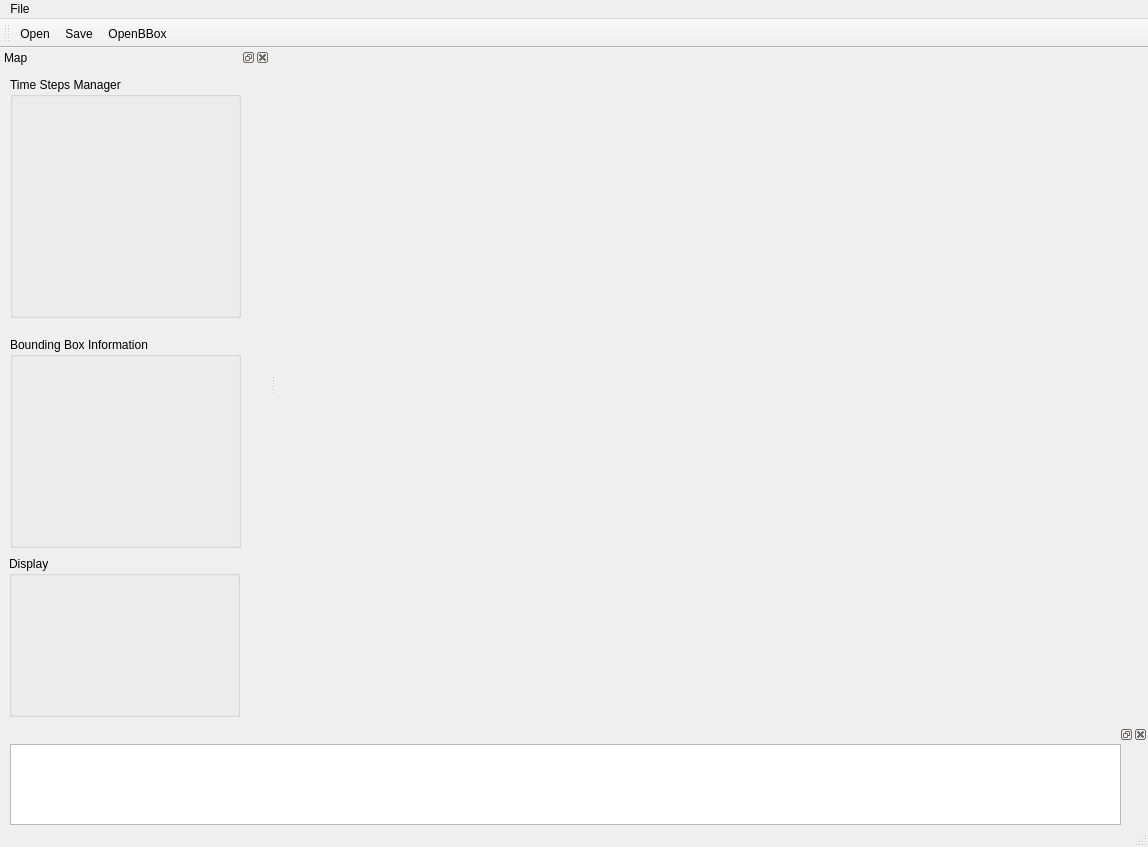
Qt form MainWindow.ui (MatthieuZins/BoundingBoxMe) before a commit.
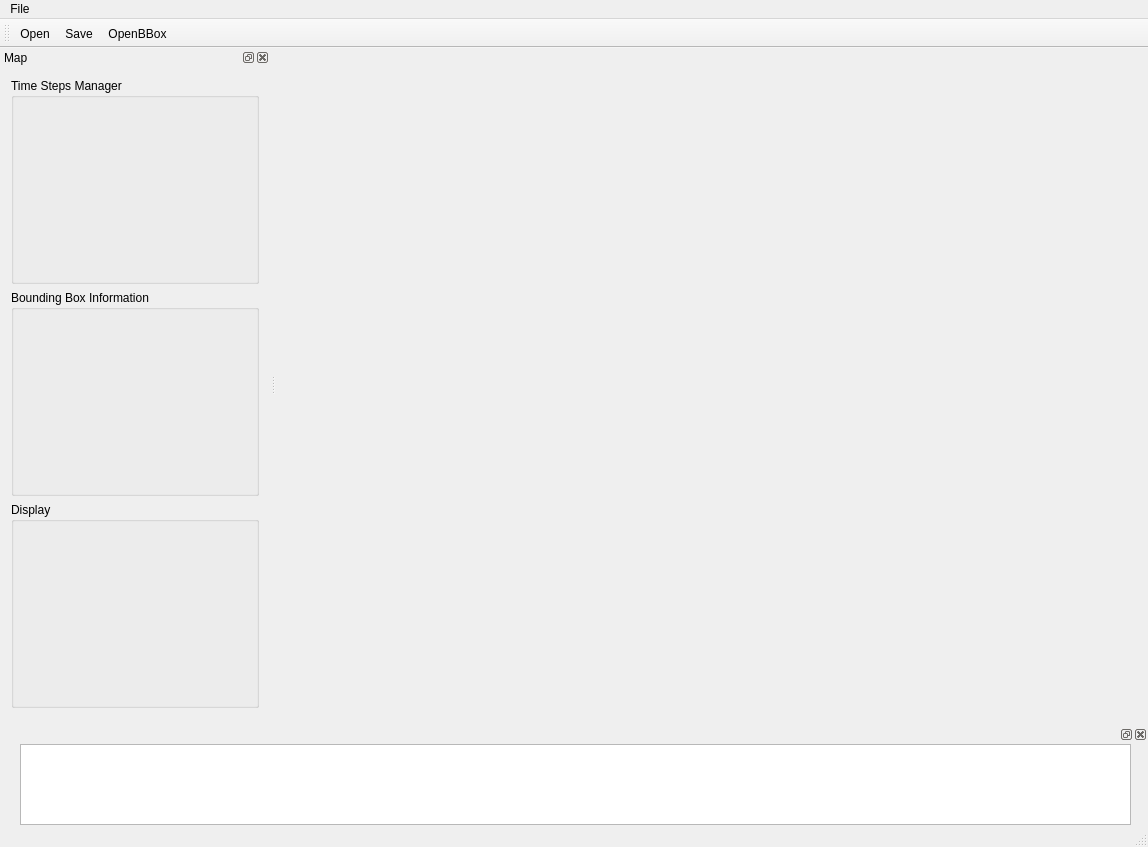
The same form after that commit. Icons and pictures are not drawn. Custom widgets are drawn as their Qt base class.

Patch:
```diff
--- a/MainWindow.ui
+++ b/MainWindow.ui
@@ -72,15 +72,9 @@
       <height>0</height>
      </size>
     </property>
+    <layout class="QVBoxLayout" name="verticalLayout">
+     <item>
     <widget class="timeStepsManager_ui" name="groupBox_TimeSteps_Manager">
-     <property name="geometry">
-      <rect>
-       <x>10</x>
-       <y>10</y>
-       <width>231</width>
-       <height>241</height>
-      </rect>
-     </property>
      <property name="minimumSize">
       <size>
        <width>0</width>
@@ -91,15 +85,9 @@
       <string>Time Steps Manager</string>
      </property>
     </widget>
+     </item>
+     <item>
     <widget class="QGroupBox" name="groupBox_2">
-     <property name="geometry">
-      <rect>
-       <x>10</x>
-       <y>270</y>
-       <width>231</width>
-       <height>211</height>
-      </rect>
-     </property>
      <property name="title">
       <string>Bounding Box Information</string>
      </property>
@@ -109,24 +97,20 @@
         <x>10</x>
         <y>30</y>
         <width>201</width>
-        <height>171</height>
+          <height>151</height>
        </rect>
       </property>
      </widget>
     </widget>
+     </item>
+     <item>
     <widget class="DisplayManager_ui" name="groupBox_DisplayManager">
-     <property name="geometry">
-      <rect>
-       <x>9</x>
-       <y>489</y>
-       <width>231</width>
-       <height>161</height>
-      </rect>
-     </property>
      <property name="title">
       <string>Display</string>
      </property>
     </widget>
+     </item>
+    </layout>
    </widget>
   </widget>
   <widget class="QDockWidget" name="dockWidget_2">
@@ -152,7 +136,7 @@
     <widget class="QTextBrowser" name="textBrowser_logger">
      <property name="geometry">
       <rect>
-       <x>10</x>
+       <x>20</x>
        <y>0</y>
        <width>1111</width>
        <height>81</height>
```
Lines whose indentation alone changed are shown as unchanged.
